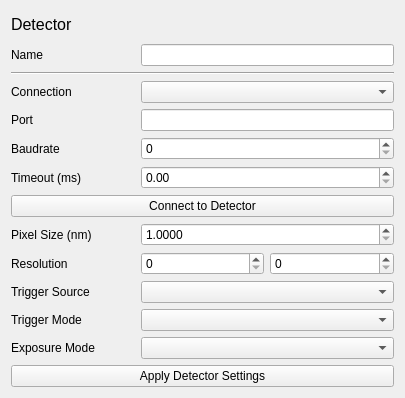
Above: openclem/ui/qt/CLEMDetectorWidget.ui from DeMarcoLab/openCLEM before the change. Below: the same form after it.
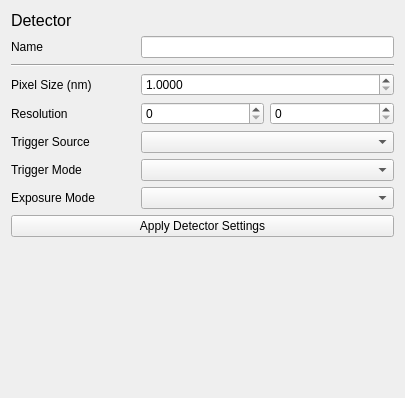
That is the form after the change.

Commit message: basic det widget

```diff
--- a/openclem/ui/qt/CLEMDetectorWidget.ui
+++ b/openclem/ui/qt/CLEMDetectorWidget.ui
@@ -14,8 +14,21 @@
    <string>Form</string>
   </property>
   <layout class="QGridLayout" name="gridLayout">
-   <item row="9" column="1">
-    <widget class="QSpinBox" name="spinBox_detector_resolution_x"/>
+   <item row="4" column="2">
+    <widget class="QSpinBox" name="spinBox_detector_resolution_y"/>
+   </item>
+   <item row="4" column="0">
+    <widget class="QLabel" name="label_detector_resolution">
+     <property name="text">
+      <string>Resolution</string>
+     </property>
+    </widget>
+   </item>
+   <item row="5" column="1" colspan="2">
+    <widget class="QComboBox" name="comboBox_detector_trigger_source"/>
+   </item>
+   <item row="7" column="1" colspan="2">
+    <widget class="QComboBox" name="comboBox_detector_exposure_mode"/>
    </item>
    <item row="1" column="0">
     <widget class="QLabel" name="label_detector_name">
@@ -24,37 +37,38 @@
      </property>
     </widget>
    </item>
-   <item row="10" column="1" colspan="2">
-    <widget class="QComboBox" name="comboBox_detector_trigger_source"/>
-   </item>
-   <item row="9" column="2">
-    <widget class="QSpinBox" name="spinBox_detector_resolution_y"/>
-   </item>
    <item row="5" column="0">
-    <widget class="QLabel" name="label_detector_baudrate">
+    <widget class="QLabel" name="label_detector_trigger_source">
      <property name="text">
-      <string>Baudrate</string>
+      <string>Trigger Source</string>
      </property>
     </widget>
    </item>
-   <item row="4" column="0">
-    <widget class="QLabel" name="label_detector_port">
+   <item row="7" column="0">
+    <widget class="QLabel" name="label_detector_exposure_mode">
      <property name="text">
-      <string>Port</string>
+      <string>Exposure Mode</string>
      </property>
     </widget>
    </item>
-   <item row="8" column="0">
+   <item row="3" column="0">
     <widget class="QLabel" name="label_detector_pixelsize">
      <property name="text">
       <string>Pixel Size (nm)</string>
      </property>
     </widget>
    </item>
-   <item row="12" column="1" colspan="2">
-    <widget class="QComboBox" name="comboBox_detector_exposure_mode"/>
+   <item row="1" column="1" colspan="2">
+    <widget class="QLineEdit" name="lineEdit_detector_name"/>
    </item>
-   <item row="11" column="1" colspan="2">
+   <item row="6" column="0">
+    <widget class="QLabel" name="label_detector_trigger_mode">
+     <property name="text">
+      <string>Trigger Mode</string>
+     </property>
+    </widget>
+   </item>
+   <item row="6" column="1" colspan="2">
     <widget class="QComboBox" name="comboBox_detector_trigger_mode"/>
    </item>
    <item row="2" column="0" colspan="3">
@@ -64,28 +78,7 @@
      </property>
     </widget>
    </item>
-   <item row="12" column="0">
-    <widget class="QLabel" name="label_detector_exposure_mode">
-     <property name="text">
-      <string>Exposure Mode</string>
-     </property>
-    </widget>
-   </item>
-   <item row="10" column="0">
-    <widget class="QLabel" name="label_detector_trigger_source">
-     <property name="text">
-      <string>Trigger Source</string>
-     </property>
-    </widget>
-   </item>
-   <item row="6" column="0">
-    <widget class="QLabel" name="label_detector_timeout">
-     <property name="text">
-      <string>Timeout (ms)</string>
-     </property>
-    </widget>
-   </item>
-   <item row="8" column="1" colspan="2">
+   <item row="3" column="1" colspan="2">
     <widget class="QDoubleSpinBox" name="doubleSpinBox_detector_pixelsize">
      <property name="decimals">
       <number>4</number>
@@ -101,56 +94,6 @@
      </property>
     </widget>
    </item>
-   <item row="1" column="1" colspan="2">
-    <widget class="QLineEdit" name="lineEdit_detector_name"/>
-   </item>
-   <item row="11" column="0">
-    <widget class="QLabel" name="label_detector_trigger_mode">
-     <property name="text">
-      <string>Trigger Mode</string>
-     </property>
-    </widget>
-   </item>
-   <item row="9" column="0">
-    <widget class="QLabel" name="label_detector_resolution">
-     <property name="text">
-      <string>Resolution</string>
-     </property>
-    </widget>
-   </item>
-   <item row="3" column="0">
-    <widget class="QLabel" name="label_detector_connection">
-     <property name="text">
-      <string>Connection</string>
-     </property>
-    </widget>
-   </item>
-   <item row="7" column="0" colspan="3">
-    <widget class="QPushButton" name="pushButton_connect_detector">
-     <property name="text">
-      <string>Connect to Detector</string>
-     </property>
-    </widget>
-   </item>
-   <item row="13" column="0" colspan="3">
-    <widget class="QPushButton" name="pushButton_apply_detector_settings">
-     <property name="text">
-      <string>Apply Detector Settings</string>
-     </property>
-    </widget>
-   </item>
-   <item row="3" column="1" colspan="2">
-    <widget class="QComboBox" name="comboBox_detector_connection"/>
-   </item>
-   <item row="4" column="1" colspan="2">
-    <widget class="QLineEdit" name="lineEdit_detector_connection_port"/>
-   </item>
-   <item row="5" column="1" colspan="2">
-    <widget class="QSpinBox" name="spinBox_detector_connection_baudrate"/>
-   </item>
-   <item row="6" column="1" colspan="2">
-    <widget class="QDoubleSpinBox" name="doubleSpinBox_detector_timeout"/>
-   </item>
    <item row="0" column="0" colspan="3">
     <widget class="QLabel" name="label_title">
      <property name="font">
@@ -163,6 +106,29 @@
      </property>
     </widget>
    </item>
+   <item row="8" column="0" colspan="3">
+    <widget class="QPushButton" name="pushButton_apply_detector_settings">
+     <property name="text">
+      <string>Apply Detector Settings</string>
+     </property>
+    </widget>
+   </item>
+   <item row="4" column="1">
+    <widget class="QSpinBox" name="spinBox_detector_resolution_x"/>
+   </item>
+   <item row="9" column="0" colspan="3">
+    <spacer name="verticalSpacer">
+     <property name="orientation">
+      <enum>Qt::Vertical</enum>
+     </property>
+     <property name="sizeHint" stdset="0">
+      <size>
+       <width>20</width>
+       <height>40</height>
+      </size>
+     </property>
+    </spacer>
+   </item>
   </layout>
  </widget>
  <resources/>
```
The commit also changes 7 other files.
